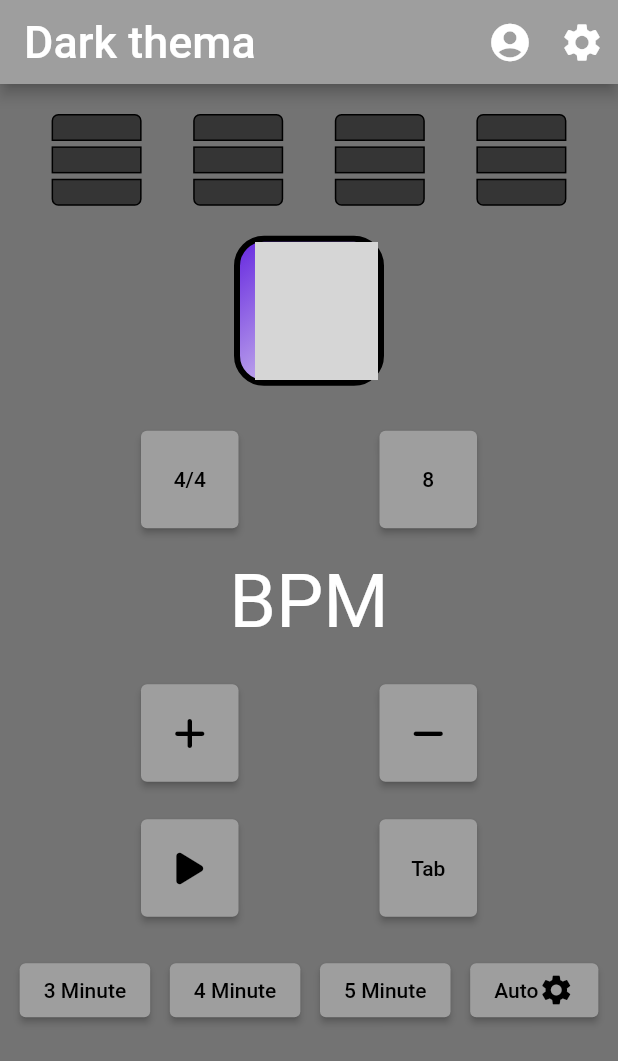
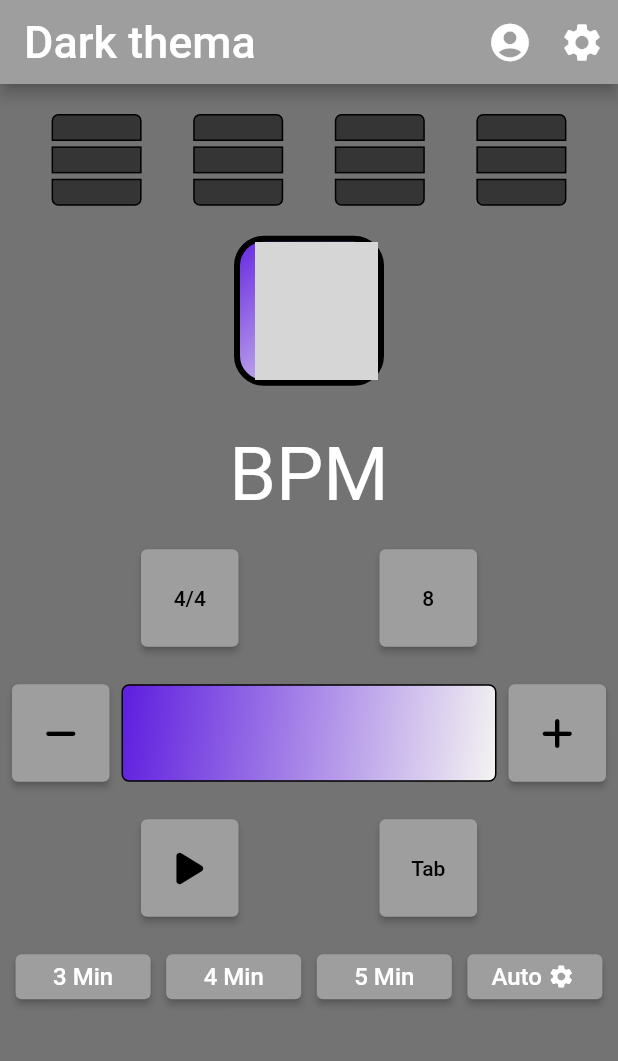
Before and after one commit to EscHelpNew/metr, a Flutter app: the screen it shows after launch, after a tap on "Auto", on a phone screen of 412 x 824 dp. Shown: the top 1061 px of the screen. Run offline on Flutter 3.47's test engine with Material 2 defaults, Android fonts, the phone set to English and light mode, and no system bars; our stand-ins replace flutter_bloc, font_awesome_flutter; grey boxes are pictures that could not be loaded.

Commit message:
add Slider

```diff
--- a/lib/Objects.dart
+++ b/lib/Objects.dart
@@ -20,8 +20,3 @@ var bitBox = BitBox(
   height: 18,
   numBlock: 4,
 );
-var uiLogo = LogoImage();
-
-//UI button
-var bSizeButton = UISizeButton();
-var bRitmButton = UIRitmButton();
--- a/lib/UI/blocks/button.dart
+++ b/lib/UI/blocks/button.dart
@@ -169,6 +169,9 @@ class UITimerConfig extends StatefulWidget {
 }
 
 class _UITimerConfigState extends State<UITimerConfig> {
+  final double _btnHeight = 30;
+  final double _btnWidth = 90;
+
   @override
   Widget build(BuildContext context) {
     return Container(
@@ -178,30 +181,54 @@ class _UITimerConfigState extends State<UITimerConfig> {
         crossAxisAlignment: CrossAxisAlignment.center,
         children: [
           Container(
+            height: _btnHeight,
+            width: _btnWidth,
             child: ElevatedButton(
               onPressed: () {},
-              child: Text('3 Minute'),
+              child: Text(
+                '3 Min',
+                style: uiStyles.TimerStyle,
+              ),
             ),
           ),
           Container(
+            height: _btnHeight,
+            width: _btnWidth,
             child: ElevatedButton(
               onPressed: () {},
-              child: Text('4 Minute'),
+              child: Text(
+                '4 Min',
+                style: uiStyles.TimerStyle,
+              ),
             ),
           ),
           Container(
+            height: _btnHeight,
+            width: _btnWidth,
             child: ElevatedButton(
               onPressed: () {},
-              child: Text('5 Minute'),
+              child: Text(
+                '5 Min',
+                style: uiStyles.TimerStyle,
+              ),
             ),
           ),
           Container(
+            height: _btnHeight,
+            width: _btnWidth,
             child: ElevatedButton(
               onPressed: () {},
               child: Row(
                 children: [
-                  Text('Auto'),
-                  Icon(Icons.settings),
+                  Text(
+                    'Auto ',
+                    style: uiStyles.TimerStyle,
+                  ),
+                  const Icon(
+                    Icons.settings,
+                    color: Colors.white,
+                    size: 18,
+                  ),
                 ],
               ),
             ),
--- a/lib/UI/blocks/other_obj.dart
+++ b/lib/UI/blocks/other_obj.dart
@@ -205,3 +205,33 @@ class _UILinerProgressState extends State<UILinerProgress> {
     return Container();
   }
 }
+
+class UISliderBPM extends StatefulWidget {
+  const UISliderBPM({Key key}) : super(key: key);
+
+  @override
+  State<UISliderBPM> createState() => _UISliderBPMState();
+}
+
+class _UISliderBPMState extends State<UISliderBPM> {
+  @override
+  Widget build(BuildContext context) {
+    return Container(
+      height: 65,
+      width: 250,
+      decoration: BoxDecoration(
+          border: Border.all(color: Colors.black),
+          gradient: LinearGradient(
+              begin: Alignment.centerLeft,
+              end: Alignment(1, 1),
+              colors: <Color>[
+                Color.fromARGB(255, 96, 32, 223),
+                Color.fromARGB(255, 245, 244, 242),
+              ]),
+          borderRadius: BorderRadius.all(
+            Radius.circular(5),
+          )),
+      child: Text(""),
+    );
+  }
+}
--- a/lib/UI/styleUI.dart
+++ b/lib/UI/styleUI.dart
@@ -18,6 +18,7 @@ class UIStyles {
   //obj
 
   //button
+  TextStyle TimerStyle;
 
   UIStyles({String theme = 'dark'}) {
     if (theme == 'dark') {
@@ -40,6 +41,10 @@ class UIStyles {
     );
     invertColorTheme = Colors.white;
     ColorTheme = Colors.black54;
+    TimerStyle = const TextStyle(
+      color: Colors.white,
+      fontSize: 16,
+    );
   }
 
   void _whiteTheme() {
--- a/lib/pages/start_page.dart
+++ b/lib/pages/start_page.dart
@@ -46,21 +46,11 @@ class MyRow extends StatelessWidget {
                 ),
                 Column(
                   children: [
-                    uiLogo.build(context),
+                    LogoImage(),
                   ],
                 ),
                 SizedBox(
                   height: 30,
-                ),
-                Row(
-                  mainAxisAlignment: MainAxisAlignment.spaceEvenly,
-                  children: [
-                    bSizeButton,
-                    bRitmButton,
-                  ],
-                ),
-                SizedBox(
-                  height: 20,
                 ),
                 Center(
                   child: Container(
@@ -68,13 +58,24 @@ class MyRow extends StatelessWidget {
                   ),
                 ),
                 SizedBox(
+                  height: 20,
+                ),
+                Row(
+                  mainAxisAlignment: MainAxisAlignment.spaceEvenly,
+                  children: [
+                    UISizeButton(),
+                    UIRitmButton(),
+                  ],
+                ),
+                SizedBox(
                   height: 25,
                 ),
                 Row(
                   mainAxisAlignment: MainAxisAlignment.spaceEvenly,
                   children: [
+                    UIMinusButton(),
+                    UISliderBPM(),
                     ButtonPlus(),
-                    UIMinusButton(),
                   ],
                 ),
                 SizedBox(
```
Also changed, not shown: 1 other file.
